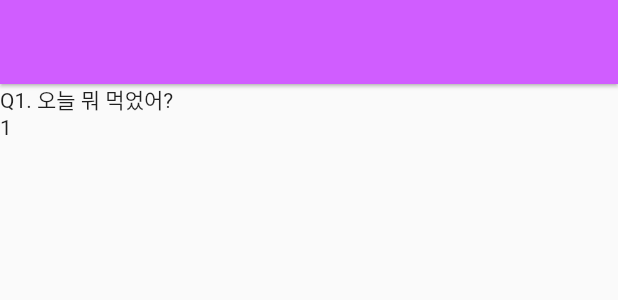
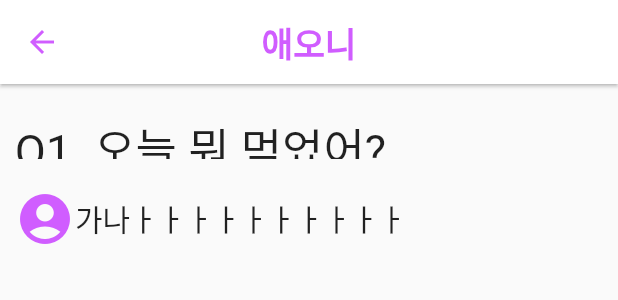
Before and after one commit to cej3827/ummmm, a Flutter app: what qlist() shows on an empty page, opened directly, after a tap on "Q1. 오늘 뭐 먹었어?", on a phone screen of 412 x 824 dp. Shown: the top 300 px of the screen. Run offline on Flutter 3.47's test engine with Material 2 defaults, Android fonts, the phone set to English and light mode, and no system bars; Roboto replaces fonts that are missing (cafe).

Commit message:
[front] 질문 답변창 업그레이드

```diff
--- a/newflutter/lib/main.dart
+++ b/newflutter/lib/main.dart
@@ -24,7 +24,7 @@ class _MyAppState extends State<MyApp> {
         // 상단바
         title: Text("애오니"),
         centerTitle: true,
-        backgroundColor: Colors.white,
+        //backgroundColor: Colors.white,
         leading: IconButton(
           // 뒤로가기 버튼
           onPressed: () {
--- a/newflutter/lib/questionlist.dart
+++ b/newflutter/lib/questionlist.dart
@@ -13,7 +13,7 @@ final questions = [
   'Q9.'
 ];
 final answers = [
-  '1',
+  '가나ㅏㅏㅏㅏㅏㅏㅏㅏㅏㅏ',
   '2',
   '3',
   '4',
@@ -40,7 +40,7 @@ class qlist extends StatelessWidget {
               Navigator.push(
                 context,
                 MaterialPageRoute(builder: (c) {
-                  return answerpopup0();
+                  return answerpopup();
                 }),
               );
             },
@@ -53,19 +53,43 @@ class qlist extends StatelessWidget {
 
 //질문리스트에서 질문 누르면 답변 나오는 새창 만드는 중..
 
-class answerpopup0 extends StatelessWidget {
-  const answerpopup0({Key? key}) : super(key: key);
+class answerpopup extends StatelessWidget {
+  const answerpopup({Key? key}) : super(key: key);
 
   @override
   Widget build(BuildContext context) {
     return Scaffold(
-      appBar: AppBar(),
-      body: Column(
-        crossAxisAlignment: CrossAxisAlignment.start,
+      appBar: AppBar(
+        title: Text('애오니'),
+        centerTitle: true,
+      ),
+      body: ListView(
+        padding: EdgeInsets.fromLTRB(10, 20, 10, 20),
         children: [
-          Text(questions[0]),
-          Text(answers[0],
-          )
+          SizedBox(
+            height: 30,
+            child: Text(
+              (questions[0]),
+              style: TextStyle(
+                fontSize: 30,
+              ),
+            ),
+          ),
+          SizedBox(
+            height: 20,
+          ),
+          //Text(questions[0]),
+          SizedBox(
+            child: Row(
+              children: [
+                Icon(Icons.account_circle, size: 40),
+                Text(
+                  (answers[0]),
+                  style: TextStyle(fontSize: 20),
+                ),
+              ],
+            ),
+          ),
         ],
       ),
     );
--- a/newflutter/lib/style.dart
+++ b/newflutter/lib/style.dart
@@ -6,7 +6,7 @@ var theme = ThemeData(
       unselectedItemColor: Colors.grey,
     ),
   appBarTheme: AppBarTheme(
-    color: Color(0xFFD05DFF),
+    backgroundColor: Colors.white,
     elevation: 1,
     titleTextStyle: TextStyle(color: Color(0xFFD05DFF), fontWeight: FontWeight.bold, fontSize: 23, fontFamily: 'cafe',),
     iconTheme: IconThemeData(color: Color(0xFFD05DFF),)
```
